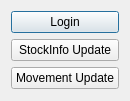
Before: the Qt Designer form QtApiTest/testdialog.ui in QtLab/Xing, drawn with Qt 5.
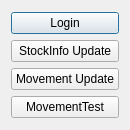
After: the same form once the commit is applied.

```diff
--- a/QtApiTest/testdialog.ui
+++ b/QtApiTest/testdialog.ui
@@ -7,7 +7,7 @@
     <x>0</x>
     <y>0</y>
     <width>130</width>
-    <height>101</height>
+    <height>130</height>
    </rect>
   </property>
   <property name="windowTitle">
@@ -37,6 +37,13 @@
        </property>
       </widget>
      </item>
+     <item>
+      <widget class="QPushButton" name="movementBtn">
+       <property name="text">
+        <string>MovementTest</string>
+       </property>
+      </widget>
+     </item>
     </layout>
    </item>
   </layout>
```
